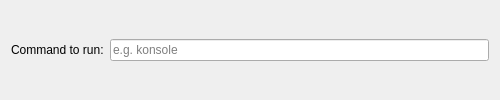
wsdfhjxc/plasma-desktop-run-command, file src/config.ui: the form before one commit.
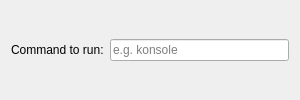
The form after the commit.

Commit message: Set minimum size

Patch:
```diff
--- a/src/config.ui
+++ b/src/config.ui
@@ -2,13 +2,11 @@
 <ui version="4.0">
   <class>Config</class>
   <widget class="QWidget" name="Config">
-    <property name="geometry">
-      <rect>
-        <x>0</x>
-        <y>0</y>
-        <width>500</width>
-        <height>100</height>
-      </rect>
+    <property name="minimumSize">
+      <size>
+        <width>300</width>
+        <height>0</height>
+      </size>
     </property>
     <layout class="QHBoxLayout" name="verticalLayout">
       <item>
```
